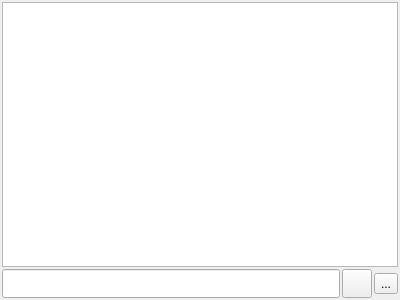
First picture: the form in ui_templates/filterable_table_widget.ui, repository Frodo45127/runcher, before the edit.
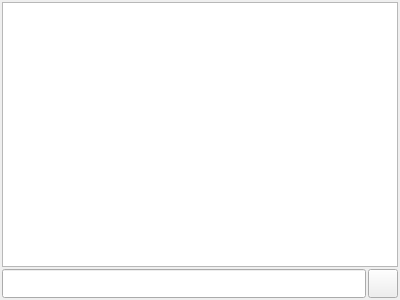
Second picture: the form after the edit. Icons and pictures are not drawn. Custom widgets are drawn as their Qt base class.

What changed in the file:
```diff
--- a/ui_templates/filterable_table_widget.ui
+++ b/ui_templates/filterable_table_widget.ui
@@ -29,26 +29,6 @@
    <property name="spacing">
     <number>2</number>
    </property>
-   <item row="1" column="2">
-    <widget class="QToolButton" name="filter_autoexpand_matches_button">
-     <property name="text">
-      <string>...</string>
-     </property>
-     <property name="icon">
-      <iconset theme="expand-all-symbolic">
-       <normaloff>../../../../</normaloff>../../../../</iconset>
-     </property>
-     <property name="iconSize">
-      <size>
-       <width>22</width>
-       <height>22</height>
-      </size>
-     </property>
-     <property name="checkable">
-      <bool>true</bool>
-     </property>
-    </widget>
-   </item>
    <item row="1" column="0">
     <widget class="KLineEdit" name="filter_line_edit">
      <property name="sizePolicy">
@@ -82,7 +62,7 @@
      </property>
     </widget>
    </item>
-   <item row="0" column="0" colspan="3">
+   <item row="0" column="0" colspan="2">
     <widget class="QTableView" name="table_view"/>
    </item>
   </layout>
```
